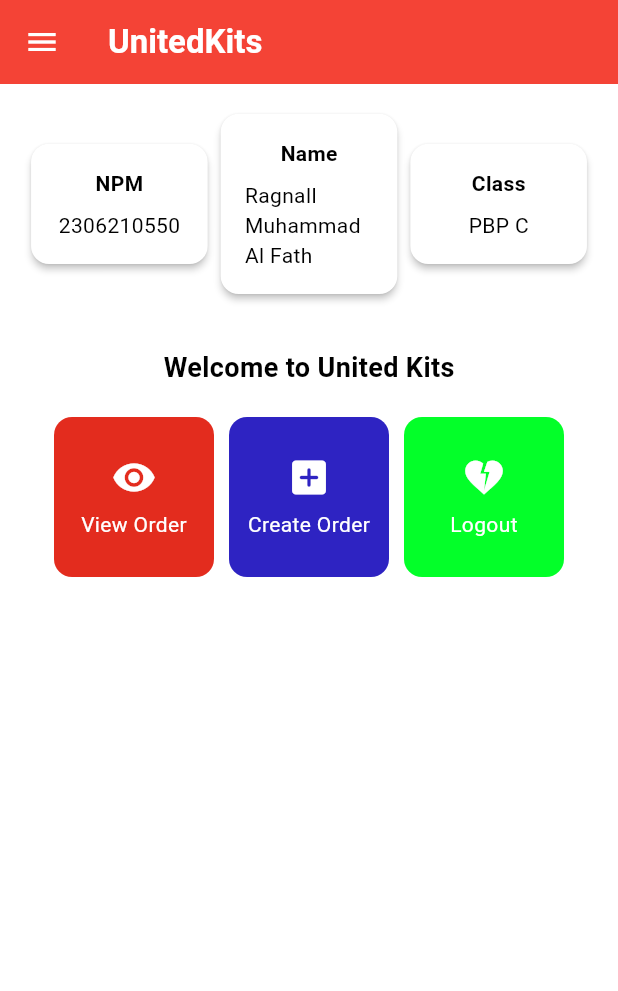
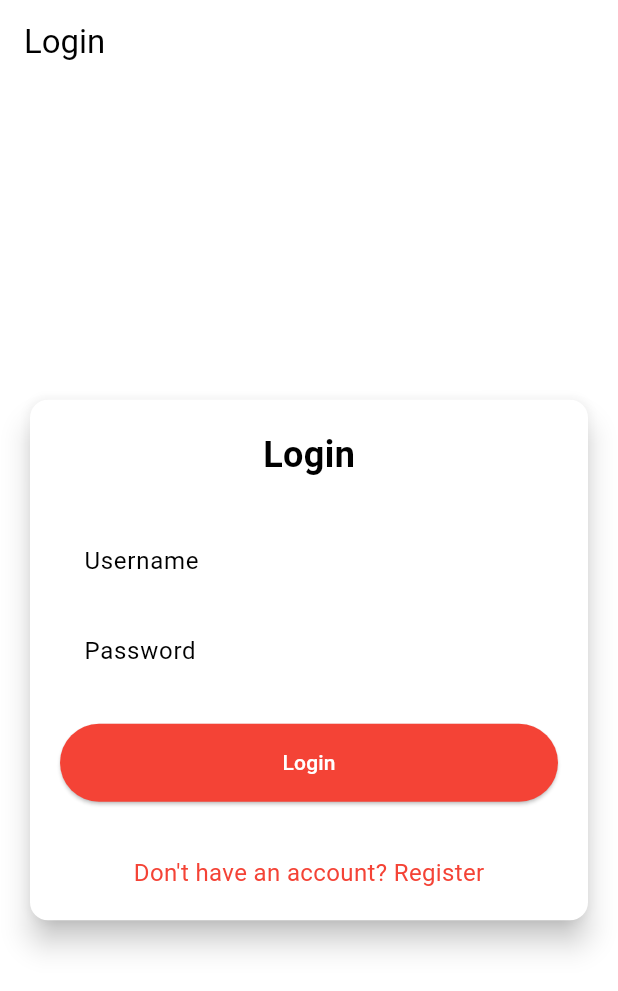
Before and after one commit to Ragnall16/unitedkits-mobile, a Flutter app: the screen it shows after launch, on a phone screen of 412 x 824 dp. Shown: the top 991 px of the screen. Run offline on Flutter 3.47's test engine with Material 3 defaults, Android fonts, the light colour scheme and no system bars; missing offline and left inert: pbp_django_auth.

Commit message:
Tugas 9 Done

```diff
--- a/lib/main.dart
+++ b/lib/main.dart
@@ -1,5 +1,7 @@
 import 'package:flutter/material.dart';
-import 'package:unitedkits/screens/menu.dart';
+import 'package:pbp_django_auth/pbp_django_auth.dart';
+import 'package:provider/provider.dart';
+import 'package:unitedkits/screens/login.dart';
 
 void main() {
   runApp(const MyApp());
@@ -8,33 +10,23 @@
 class MyApp extends StatelessWidget {
   const MyApp({super.key});
 
-  // This widget is the root of your application.
   @override
   Widget build(BuildContext context) {
-    return MaterialApp(
-      title: 'Flutter Demo',
-      theme: ThemeData(
-        // This is the theme of your application.
-        //
-        // TRY THIS: Try running your application with "flutter run". You'll see
-        // the application has a purple toolbar. Then, without quitting the app,
-        // try changing the seedColor in the colorScheme below to Colors.green
-        // and then invoke "hot reload" (save your changes or press the "hot
-        // reload" button in a Flutter-supported IDE, or press "r" if you used
-        // the command line to start the app).
-        //
-        // Notice that the counter didn't reset back to zero; the application
-        // state is not lost during the reload. To reset the state, use hot
-        // restart instead.
-        //
-        // This works for code too, not just values: Most code changes can be
-        // tested with just a hot reload.
-        colorScheme: ColorScheme.fromSwatch(
-          primarySwatch: Colors.red,
-        ).copyWith(secondary: const Color.fromARGB(207, 19, 5, 214)),
-        useMaterial3: true,
+    return Provider(
+      create: (_) {
+        CookieRequest request = CookieRequest();
+        return request;
+      },
+      child: MaterialApp(
+        title: 'United Kits',
+        theme: ThemeData(
+          useMaterial3: true,
+          colorScheme: ColorScheme.fromSwatch(
+            primarySwatch: Colors.red,
+          ).copyWith(secondary: const Color.fromARGB(207, 19, 5, 214)),
+        ),
+        home: const LoginPage(),
       ),
-      home: MyHomePage(),
     );
   }
 }
--- /dev/null
+++ b/lib/screens/login.dart
@@ -0,0 +1,180 @@
+import 'package:unitedkits/screens/menu.dart';
+import 'package:flutter/material.dart';
+import 'package:pbp_django_auth/pbp_django_auth.dart';
+import 'package:provider/provider.dart';
+import 'package:unitedkits/screens/register.dart';
+
+void main() {
+  runApp(const LoginApp());
+}
+
+class LoginApp extends StatelessWidget {
+  const LoginApp({super.key});
+
+  @override
+  Widget build(BuildContext context) {
+    return MaterialApp(
+      title: 'Login',
+      theme: ThemeData(
+        useMaterial3: true,
+        colorScheme: ColorScheme.fromSwatch(
+          primarySwatch: Colors.red,
+        ).copyWith(secondary: const Color.fromARGB(207, 19, 5, 214)),
+      ),
+      home: const LoginPage(),
+    );
+  }
+}
+
+class LoginPage extends StatefulWidget {
+  const LoginPage({super.key});
+
+  @override
+  State<LoginPage> createState() => _LoginPageState();
+}
+
+class _LoginPageState extends State<LoginPage> {
+  final TextEditingController _usernameController = TextEditingController();
+  final TextEditingController _passwordController = TextEditingController();
+
+  @override
+  Widget build(BuildContext context) {
+    final request = context.watch<CookieRequest>();
+
+    return Scaffold(
+      appBar: AppBar(
+        title: const Text('Login'),
+      ),
+      body: Center(
+        child: SingleChildScrollView(
+          padding: const EdgeInsets.all(16.0),
+          child: Card(
+            elevation: 8,
+            shape: RoundedRectangleBorder(
+              borderRadius: BorderRadius.circular(12.0),
+            ),
+            child: Padding(
+              padding: const EdgeInsets.all(20.0),
+              child: Column(
+                mainAxisSize: MainAxisSize.min,
+                children: [
+                  const Text(
+                    'Login',
+                    style: TextStyle(
+                      fontSize: 24.0,
+                      fontWeight: FontWeight.bold,
+                    ),
+                  ),
+                  const SizedBox(height: 30.0),
+                  TextField(
+                    controller: _usernameController,
+                    decoration: const InputDecoration(
+                      labelText: 'Username',
+                      hintText: 'Enter your username',
+                      border: OutlineInputBorder(
+                        borderRadius: BorderRadius.all(Radius.circular(12.0)),
+                      ),
+                      contentPadding:
+                          EdgeInsets.symmetric(horizontal: 12.0, vertical: 8.0),
+                    ),
+                  ),
+                  const SizedBox(height: 12.0),
+                  TextField(
+                    controller: _passwordController,
+                    decoration: const InputDecoration(
+                      labelText: 'Password',
+                      hintText: 'Enter your password',
+                      border: OutlineInputBorder(
+                        borderRadius: BorderRadius.all(Radius.circular(12.0)),
+                      ),
+                      contentPadding:
+                          EdgeInsets.symmetric(horizontal: 12.0, vertical: 8.0),
+                    ),
+                    obscureText: true,
+                  ),
+                  const SizedBox(height: 24.0),
+                  ElevatedButton(
+                    onPressed: () async {
+                      String username = _usernameController.text;
+                      String password = _passwordController.text;
+
+                      // Cek kredensial
+                      // Untuk menyambungkan Android emulator dengan Django pada localhost,
+                      // gunakan URL http://10.0.2.2/
+                      final response = await request
+                          .login("http://localhost:8000/auth/login/", {
+                        'username': username,
+                        'password': password,
+                      });
+
+                      if (request.loggedIn) {
+                        String message = response['message'];
+                        String uname = response['username'];
+                        if (context.mounted) {
+                          Navigator.pushReplacement(
+                            context,
+                            MaterialPageRoute(
+                                builder: (context) => MyHomePage()),
+                          );
+                          ScaffoldMessenger.of(context)
+                            ..hideCurrentSnackBar()
+                            ..showSnackBar(
+                              SnackBar(
+                                  content:
+                                      Text("$message Selamat datang, $uname.")),
+                            );
+                        }
+                      } else {
+                        if (context.mounted) {
+                          showDialog(
+                            context: context,
+                            builder: (context) => AlertDialog(
+                              title: const Text('Login Gagal'),
+                              content: Text(response['message']),
+                              actions: [
+                                TextButton(
+                                  child: const Text('OK'),
+                                  onPressed: () {
+                                    Navigator.pop(context);
+                                  },
+                                ),
+                              ],
+                            ),
+                          );
+                        }
+                      }
+                    },
+                    style: ElevatedButton.styleFrom(
+                      foregroundColor: Colors.white,
+                      minimumSize: const Size(double.infinity, 50),
+                      backgroundColor: Theme.of(context).colorScheme.primary,
+                      padding: const EdgeInsets.symmetric(vertical: 16.0),
+                    ),
+                    child: const Text('Login'),
+                  ),
+                  const SizedBox(height: 36.0),
+                  GestureDetector(
+                    onTap: () {
+                      Navigator.push(
+                        context,
+                        MaterialPageRoute(
+                            builder: (context) => const RegisterPage()),
+                      );
+                    },
+                    child: Text(
+                      'Don\'t have an account? Register',
+                      style: TextStyle(
+                        color: Theme.of(context).colorScheme.primary,
+                        fontSize: 16.0,
+                      ),
+                    ),
+                  ),
+                ],
+              ),
+            ),
+          ),
+        ),
+      ),
+    );
+  }
+}
--- a/pubspec.yaml
+++ b/pubspec.yaml
@@ -35,6 +35,9 @@
   # The following adds the Cupertino Icons font to your application.
   # Use with the CupertinoIcons class for iOS style icons.
   cupertino_icons: ^1.0.8
+  provider: ^6.1.2
+  pbp_django_auth: ^0.4.0
+  http: ^1.2.2
 
 dev_dependencies:
   flutter_test:
```
Also changed, not shown: lib/models/order_entry.dart (added, +80 -0 lines), lib/screens/list_order_entry.dart (added, +90 -0 lines), lib/screens/order_detail.dart (added, +48 -0 lines), lib/screens/orderentry_form.dart (+40 -34 lines), lib/screens/register.dart (added, +165 -0 lines), lib/widgets/left_drawer.dart (+12 -0 lines), lib/widgets/order_card.dart (+34 -2 lines), pubspec.lock, 2 other files.
